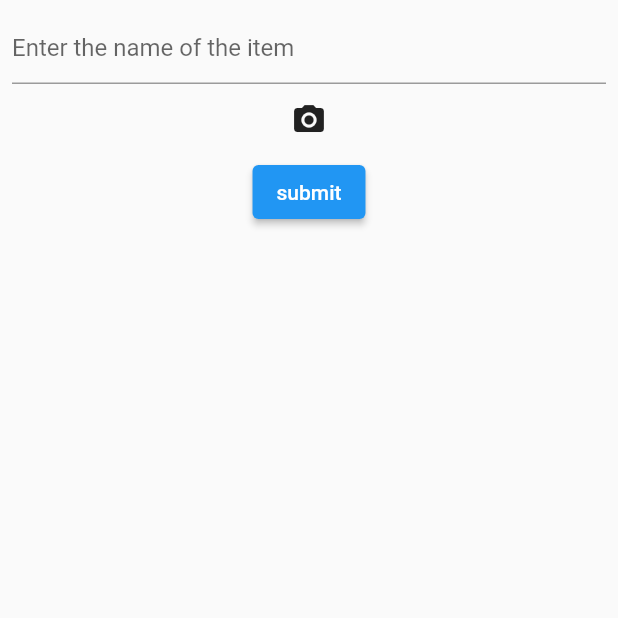
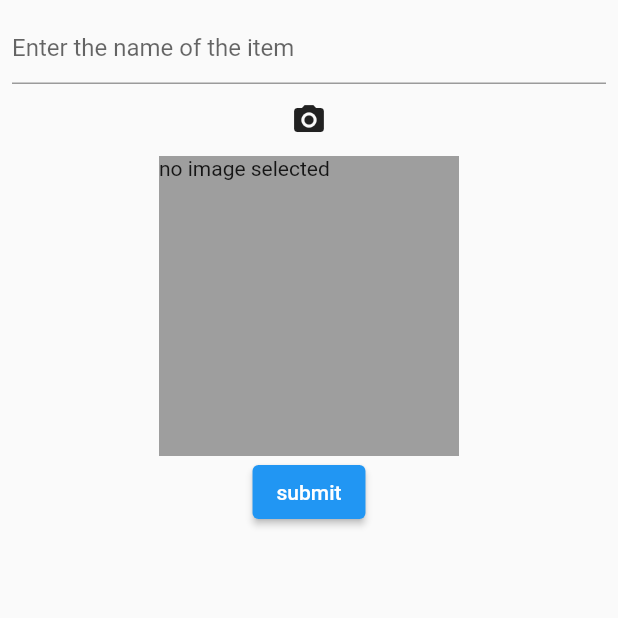
Before and after one commit to blanns456/uploading_file_in_flutter_firebase, a Flutter app: the screen it shows after launch, after a tap on the "camera alt" icon, on a phone screen of 412 x 824 dp, the top half of it. Run offline on Flutter 3.47's test engine with Material 2 defaults, Android fonts, the light colour scheme and no system bars; our stand-ins replace cloud_firestore, firebase_core, firebase_storage, image_cropper, image_picker; accounts and stored records are empty.

Commit message:
adding image crop

```diff
--- a/flutter_image_withformfield/lib/add_item.dart
+++ b/flutter_image_withformfield/lib/add_item.dart
@@ -3,6 +3,7 @@ import 'dart:io';
 import 'package:cloud_firestore/cloud_firestore.dart';
 import 'package:firebase_storage/firebase_storage.dart';
 import 'package:flutter/material.dart';
+import 'package:image_cropper/image_cropper.dart';
 import 'package:image_picker/image_picker.dart';
 
 class AddItem extends StatefulWidget {
@@ -18,7 +19,7 @@ class _AddItemState extends State<AddItem> {
   final CollectionReference _reference =
       FirebaseFirestore.instance.collection('my_shop_list');
   String imageUrl = "";
-
+  File? image;
   @override
   Widget build(BuildContext context) {
     return Scaffold(
@@ -58,12 +59,34 @@ class _AddItemState extends State<AddItem> {
                       Reference referenceUploadImage =
                           referenceDirImage.child(uniqueName);
                       try {
-                        await referenceUploadImage.putFile(File(file.path));
+                        CroppedFile? imagecrop = await ImageCropper()
+                            .cropImage(sourcePath: file.path);
+                        if (imagecrop == null) return null;
+
+                        await referenceUploadImage
+                            .putFile(File(imagecrop.path));
+                        setState(() {
+                          image = File(imagecrop.path);
+                          // Navigator.of(context).pop();
+                        });
 
                         imageUrl = await referenceUploadImage.getDownloadURL();
                       } catch (error) {}
                     },
                     icon: Icon(Icons.camera_alt)),
+                Center(
+                  child: Container(
+                    height: 200.0,
+                    width: 200.0,
+                    decoration: BoxDecoration(color: Colors.grey),
+                    child: image == null
+                        ? const Text("no image selected")
+                        : CircleAvatar(
+                            backgroundImage: FileImage(image!),
+                            radius: 200.0,
+                          ),
+                  ),
+                ),
                 ElevatedButton(
                     onPressed: () async {
                       if (imageUrl == "") {
--- a/flutter_image_withformfield/pubspec.yaml
+++ b/flutter_image_withformfield/pubspec.yaml
@@ -41,6 +41,7 @@ dependencies:
   firebase_storage: ^11.0.8
   cloud_firestore: ^4.2.0
   firebase_core: ^2.4.0
+  image_cropper: ^3.0.1
 
 dev_dependencies:
   flutter_test:
```
Also changed, not shown: flutter_image_withformfield/pubspec.lock, 1 other file.
